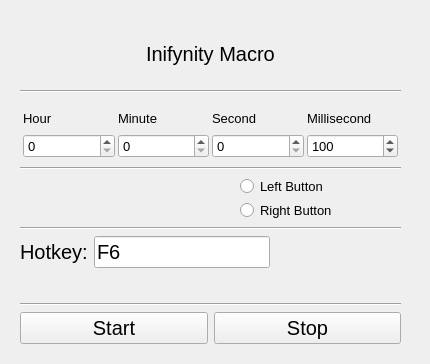
Old version of the form gui/mainwindow.ui in the repository inifynastic/Inifynity-Macro.
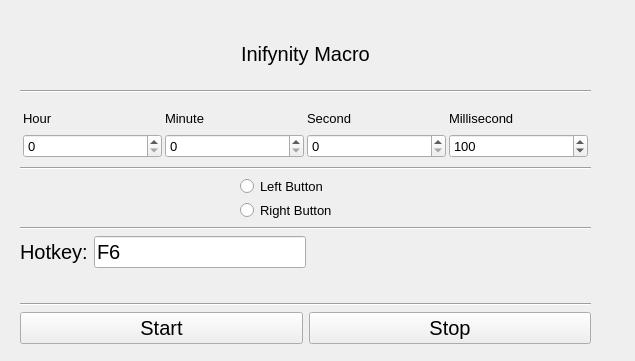
New version of the form.

Patch:
```diff
--- a/gui/mainwindow.ui
+++ b/gui/mainwindow.ui
@@ -6,8 +6,8 @@
    <rect>
     <x>0</x>
     <y>0</y>
-    <width>430</width>
-    <height>364</height>
+    <width>635</width>
+    <height>361</height>
    </rect>
   </property>
   <property name="font">
@@ -30,7 +30,7 @@
      <rect>
       <x>20</x>
       <y>23</y>
-      <width>381</width>
+      <width>571</width>
       <height>321</height>
      </rect>
     </property>
```
